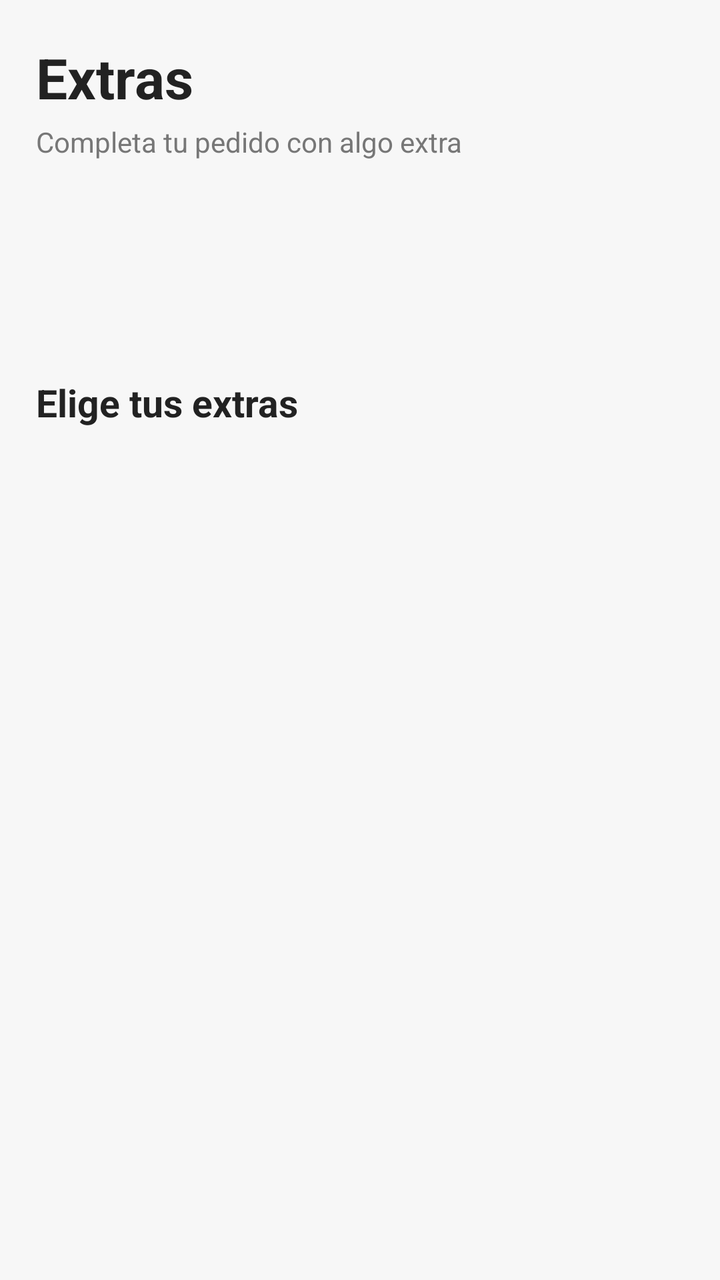
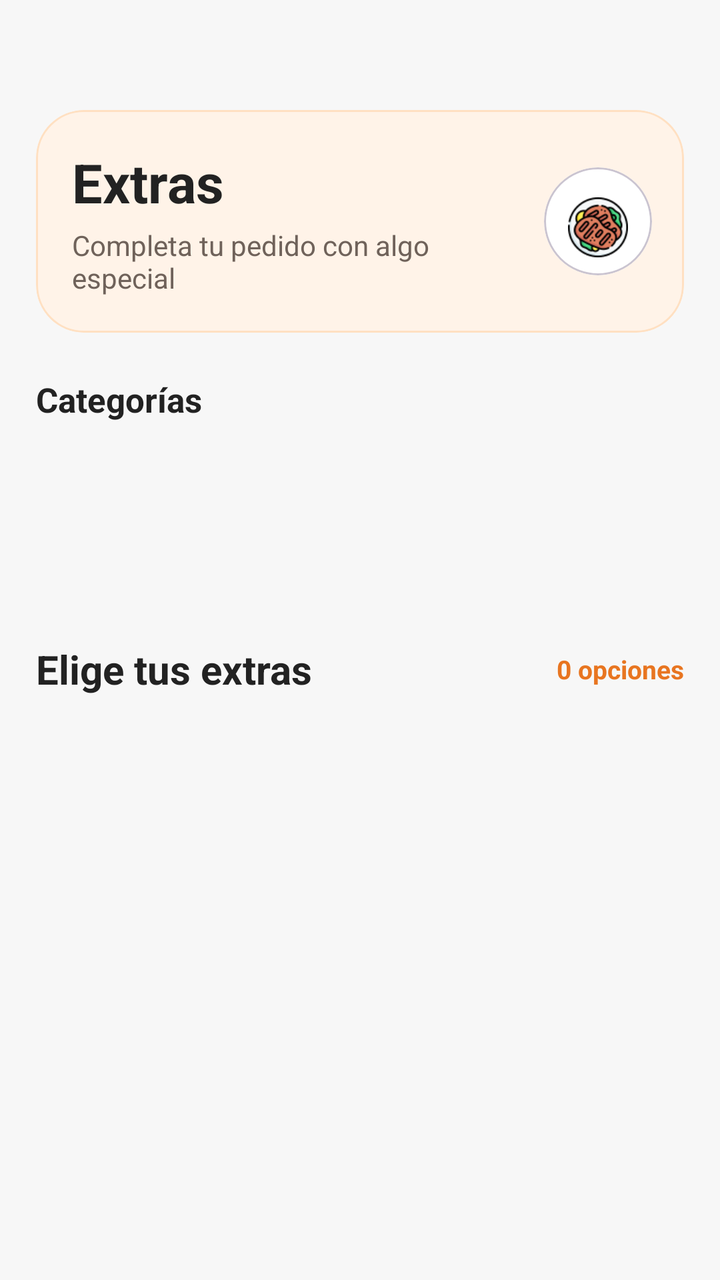

Screens rendered from an Android XML layout before and after an edit, with the pre-edit source and the edit as a unified diff.
<!-- AndroidManifest.xml: application theme Theme.AppZetaR -->
<!-- res/layout/activity_extras.xml -->
<?xml version="1.0" encoding="utf-8"?>
<FrameLayout
    xmlns:android="http://schemas.android.com/apk/res/android"
    xmlns:app="http://schemas.android.com/apk/res-auto"
    xmlns:tools="http://schemas.android.com/tools"

    android:id="@+id/main"
    android:layout_width="match_parent"
    android:layout_height="match_parent"
    android:background="#F7F7F7"
    tools:context=".Usuario.ActivityExtras">

    <LinearLayout
        android:layout_width="match_parent"
        android:layout_height="match_parent"
        android:orientation="vertical"
        android:paddingStart="18dp"
        android:paddingEnd="18dp"
        android:paddingTop="20dp"
        android:paddingBottom="20dp">

        

        <TextView
            android:layout_width="match_parent"
            android:layout_height="wrap_content"
            android:text="Extras"
            android:textColor="#222222"
            android:textSize="28sp"
            android:textStyle="bold" />

        <TextView
            android:layout_width="match_parent"
            android:layout_height="wrap_content"
            android:layout_marginTop="4dp"
            android:text="Completa tu pedido con algo extra"
            android:textColor="#777777"
            android:textSize="14sp" />

        

        <androidx.recyclerview.widget.RecyclerView
            android:id="@+id/rvCategorias"
            android:layout_width="match_parent"
            android:layout_height="82dp"
            android:layout_marginTop="18dp"
            android:clipToPadding="false"
            android:paddingStart="2dp"
            android:paddingEnd="2dp" />

        

        <TextView
            android:layout_width="match_parent"
            android:layout_height="wrap_content"
            android:layout_marginTop="8dp"
            android:text="Elige tus extras"
            android:textColor="#222222"
            android:textSize="19sp"
            android:textStyle="bold" />

        

        <androidx.recyclerview.widget.RecyclerView
            android:id="@+id/rvExtras"
            android:layout_width="match_parent"
            android:layout_height="0dp"
            android:layout_weight="1"
            android:layout_marginTop="10dp"
            android:clipToPadding="false"
            android:paddingBottom="10dp"
            tools:listitem="@layout/item_extra" />

        

        <TextView
            android:id="@+id/tvSinExtras"
            android:layout_width="match_parent"
            android:layout_height="wrap_content"
            android:gravity="center"
            android:text="No hay extras disponibles"
            android:textColor="#888888"
            android:textSize="15sp"
            android:visibility="gone" />

    </LinearLayout>

    

    <ProgressBar
        android:id="@+id/progressBar"
        android:layout_width="45dp"
        android:layout_height="45dp"
        android:layout_gravity="center" />

</FrameLayout>
<!-- res/layout/item_extra.xml (included above) -->
<?xml version="1.0" encoding="utf-8"?>
<com.google.android.material.card.MaterialCardView
    xmlns:android="http://schemas.android.com/apk/res/android"
    xmlns:app="http://schemas.android.com/apk/res-auto"

    android:layout_width="match_parent"
    android:layout_height="78dp"
    android:layout_marginStart="12dp"
    android:layout_marginEnd="12dp"
    android:layout_marginBottom="10dp"

    app:cardBackgroundColor="#FFFFFF"
    app:cardCornerRadius="16dp"
    app:cardElevation="2dp"
    app:strokeColor="#EEEEEE"
    app:strokeWidth="1dp">

    <LinearLayout
        android:layout_width="match_parent"
        android:layout_height="match_parent"
        android:gravity="center_vertical"
        android:orientation="horizontal"
        android:paddingStart="14dp"
        android:paddingEnd="14dp">

        <ImageView
            android:id="@+id/imgExtra"
            android:layout_width="48dp"
            android:layout_height="48dp"
            android:contentDescription="@null"
            android:scaleType="centerInside" />

        <LinearLayout
            android:layout_width="0dp"
            android:layout_height="wrap_content"
            android:layout_marginStart="14dp"
            android:layout_weight="1"
            android:orientation="vertical">

            <TextView
                android:id="@+id/tvNombreExtra"
                android:layout_width="wrap_content"
                android:layout_height="wrap_content"
                android:text="Inca Kola"
                android:textColor="#202020"
                android:textSize="15sp"
                android:textStyle="bold" />

            <TextView
                android:id="@+id/tvPrecioExtra"
                android:layout_width="wrap_content"
                android:layout_height="wrap_content"
                android:layout_marginTop="3dp"
                android:text="S/ 4.00"
                android:textColor="#FF9500"
                android:textSize="14sp"
                android:textStyle="bold" />

        </LinearLayout>

        <com.google.android.material.floatingactionbutton.FloatingActionButton
            android:id="@+id/btnAgregarExtra"
            android:layout_width="42dp"
            android:layout_height="42dp"
            android:contentDescription="Agregar extra"
            android:src="@drawable/ic_add"
            app:backgroundTint="#FF9500"
            app:fabCustomSize="42dp"
            app:maxImageSize="20dp"
            app:tint="#FFFFFF" />

    </LinearLayout>

</com.google.android.material.card.MaterialCardView>
<!-- resources referenced by this layout -->
<resources>
  <!-- drawable ic_add (drawable) -->
  <vector xmlns:android="http://schemas.android.com/apk/res/android"
      android:width="24dp"
      android:height="24dp"
      android:viewportWidth="24"
      android:viewportHeight="24">
  
      <path
          android:fillColor="#FFFFFFFF"
          android:pathData="M19,13H13V19H11V13H5V11H11V5H13V11H19V13Z" />
  
  </vector>
  <style name="Theme.AppZetaR" parent="Base.Theme.AppZetaR" />
  <style name="Base.Theme.AppZetaR" parent="Theme.Material3.DayNight.NoActionBar">
          
          
      </style>
</resources>

<!-- the commit's change to res/layout/activity_extras.xml (unified diff, before → after) -->
@@ -1,131 +1,255 @@
 <?xml version="1.0" encoding="utf-8"?>
-<FrameLayout
-    xmlns:android="http://schemas.android.com/apk/res/android"
+<FrameLayout xmlns:android="http://schemas.android.com/apk/res/android"
     xmlns:app="http://schemas.android.com/apk/res-auto"
     xmlns:tools="http://schemas.android.com/tools"
-
     android:id="@+id/main"
     android:layout_width="match_parent"
     android:layout_height="match_parent"
     android:background="#F7F7F7"
     tools:context=".Usuario.ActivityExtras">
 
-    <LinearLayout
+    <androidx.core.widget.NestedScrollView
         android:layout_width="match_parent"
         android:layout_height="match_parent"
-        android:orientation="vertical"
-        android:paddingStart="18dp"
-        android:paddingEnd="18dp"
-        android:paddingTop="20dp"
-        android:paddingBottom="20dp">
-
-        
-
-        <TextView
+        android:clipToPadding="false"
+        android:fillViewport="true"
+        android:overScrollMode="never"
+        android:scrollbars="none">
+
+        <LinearLayout
             android:layout_width="match_parent"
             android:layout_height="wrap_content"
-            android:text="Extras"
-            android:textColor="#222222"
-            android:textSize="28sp"
-            android:textStyle="bold" />
-
-        <TextView
-            android:layout_width="match_parent"
-            android:layout_height="wrap_content"
-            android:layout_marginTop="4dp"
-            android:text="Completa tu pedido con algo extra"
-            android:textColor="#777777"
-            android:textSize="14sp" />
-
-        
-
-        <androidx.recyclerview.widget.RecyclerView
-            android:id="@+id/rvCategorias"
-            android:layout_width="match_parent"
-            android:layout_height="82dp"
-            android:layout_marginTop="18dp"
-            android:clipToPadding="false"
-            android:paddingStart="2dp"
-            android:paddingEnd="2dp" />
-
-        
-
-        <TextView
-            android:layout_width="match_parent"
-            android:layout_height="wrap_content"
-            android:layout_marginTop="8dp"
-            android:text="Elige tus extras"
-            android:textColor="#222222"
-            android:textSize="19sp"
-            android:textStyle="bold" />
-
-        
-
-        <androidx.recyclerview.widget.RecyclerView
-            android:id="@+id/rvExtras"
-            android:layout_width="match_parent"
-            android:layout_height="0dp"
-            android:layout_weight="1"
-            android:layout_marginTop="10dp"
-            android:clipToPadding="false"
-            android:paddingBottom="10dp"
-            tools:listitem="@layout/item_extra" />
-
-        
-
-        <TextView
-            android:id="@+id/tvSinExtras"
-            android:layout_width="match_parent"
-            android:layout_height="wrap_content"
-            android:gravity="center"
-            android:text="No hay extras disponibles"
-            android:textColor="#888888"
-            android:textSize="15sp"
-            android:visibility="gone" />
-
-    </LinearLayout>
-
-    
+            android:orientation="vertical"
+            android:paddingStart="18dp"
+            android:paddingTop="55dp"
+            android:paddingEnd="18dp"
+            android:paddingBottom="28dp">
+
+            <com.google.android.material.card.MaterialCardView
+                android:layout_width="match_parent"
+                android:layout_height="wrap_content"
+                app:cardBackgroundColor="#FFF3E8"
+                app:cardCornerRadius="24dp"
+                app:cardElevation="0dp"
+                app:strokeColor="#FFE0C2"
+                app:strokeWidth="1dp">
+
+                <LinearLayout
+                    android:layout_width="match_parent"
+                    android:layout_height="wrap_content"
+                    android:gravity="center_vertical"
+                    android:orientation="horizontal"
+                    android:paddingStart="18dp"
+                    android:paddingTop="18dp"
+                    android:paddingEnd="16dp"
+                    android:paddingBottom="18dp">
+
+                    <LinearLayout
+                        android:layout_width="0dp"
+                        android:layout_height="wrap_content"
+                        android:layout_weight="1"
+                        android:orientation="vertical">
+
+                        <TextView
+                            android:layout_width="match_parent"
+                            android:layout_height="wrap_content"
+                            android:text="Extras"
+                            android:textColor="#222222"
+                            android:textSize="27sp"
+                            android:textStyle="bold" />
+
+                        <TextView
+                            android:layout_width="match_parent"
+                            android:layout_height="wrap_content"
+                            android:layout_marginTop="4dp"
+                            android:text="Completa tu pedido con algo especial"
+                            android:textColor="#6F625A"
+                            android:textSize="14sp" />
+                    </LinearLayout>
+
+                    <com.google.android.material.card.MaterialCardView
+                        android:layout_width="54dp"
+                        android:layout_height="54dp"
+                        android:layout_marginStart="12dp"
+                        app:cardBackgroundColor="#FFFFFF"
+                        app:cardCornerRadius="27dp"
+                        app:cardElevation="0dp">
+
+                        <ImageView
+                            android:layout_width="30dp"
+                            android:layout_height="30dp"
+                            android:layout_gravity="center"
+                            android:contentDescription="Extras"
+                            android:scaleType="centerInside"
+                            android:src="@drawable/ic_extra"
+                            android:translationY="3dp" />
+                    </com.google.android.material.card.MaterialCardView>
+                </LinearLayout>
+            </com.google.android.material.card.MaterialCardView>
+
+            <TextView
+                android:layout_width="match_parent"
+                android:layout_height="wrap_content"
+                android:layout_marginTop="22dp"
+                android:text="Categorías"
+                android:textColor="#222222"
+                android:textSize="17sp"
+                android:textStyle="bold" />
+
+            <androidx.recyclerview.widget.RecyclerView
+                android:id="@+id/rvCategorias"
+                android:layout_width="match_parent"
+                android:layout_height="wrap_content"
+                android:layout_marginTop="10dp"
+                android:clipToPadding="false"
+                android:minHeight="82dp"
+                android:overScrollMode="never"
+                android:paddingStart="2dp"
+                android:paddingEnd="2dp"
+                android:scrollbars="none" />
+
+            <LinearLayout
+                android:layout_width="match_parent"
+                android:layout_height="wrap_content"
+                android:layout_marginTop="18dp"
+                android:gravity="center_vertical"
+                android:orientation="horizontal">
+
+                <TextView
+                    android:layout_width="0dp"
+                    android:layout_height="wrap_content"
+                    android:layout_weight="1"
+                    android:text="Elige tus extras"
+                    android:textColor="#222222"
+                    android:textSize="20sp"
+                    android:textStyle="bold" />
+
+                <TextView
+                    android:id="@+id/tvCantidadExtras"
+                    android:layout_width="wrap_content"
+                    android:layout_height="wrap_content"
+                    android:text="0 opciones"
+                    android:textColor="#E87520"
+                    android:textSize="13sp"
+                    android:textStyle="bold" />
+            </LinearLayout>
+
+            <FrameLayout
+                android:layout_width="match_parent"
+                android:layout_height="wrap_content"
+                android:layout_marginTop="10dp"
+                android:minHeight="220dp">
+
+                <androidx.recyclerview.widget.RecyclerView
+                    android:id="@+id/rvExtras"
+                    android:layout_width="match_parent"
+                    android:layout_height="wrap_content"
+                    android:clipToPadding="false"
+                    android:nestedScrollingEnabled="false"
+                    android:overScrollMode="never"
+                    android:paddingTop="2dp"
+                    android:paddingBottom="16dp"
+                    android:scrollbars="none"
+                    tools:listitem="@layout/item_extra" />
+
+                <LinearLayout
+                    android:id="@+id/estadoSinExtras"
+                    android:layout_width="match_parent"
+                    android:layout_height="240dp"
+                    android:gravity="center"
+                    android:orientation="vertical"
+                    android:paddingStart="28dp"
+                    android:paddingEnd="28dp"
+                    android:visibility="gone">
+
+                    <com.google.android.material.card.MaterialCardView
+                        android:layout_width="76dp"
+                        android:layout_height="76dp"
+                        app:cardBackgroundColor="#FFF3E8"
+                        app:cardCornerRadius="38dp"
+                        app:cardElevation="0dp">
+
+                        <ImageView
+                            android:layout_width="40dp"
+                            android:layout_height="40dp"
+                            android:layout_gravity="center"
+                            android:contentDescription="Sin extras"
+                            android:scaleType="centerInside"
+                            android:src="@drawable/ic_extra" />
+                    </com.google.android.material.card.MaterialCardView>
+
+                    <TextView
+                        android:id="@+id/tvSinExtras"
+                        android:layout_width="match_parent"
+                        android:layout_height="wrap_content"
+                        android:layout_marginTop="16dp"
+                        android:gravity="center"
+                        android:text="No hay extras disponibles"
+                        android:textColor="#333333"
+                        android:textSize="17sp"
+                        android:textStyle="bold" />
+
+                    <TextView
+                        android:layout_width="match_parent"
+                        android:layout_height="wrap_content"
+                        android:layout_marginTop="6dp"
+                        android:gravity="center"
+                        android:text="Prueba seleccionando otra categoría"
+                        android:textColor="#888888"
+                        android:textSize="14sp" />
+                </LinearLayout>
+            </FrameLayout>
+        </LinearLayout>
+
+    </androidx.core.widget.NestedScrollView>
 
     <ProgressBar
         android:id="@+id/progressBar"
         android:layout_width="45dp"
         android:layout_height="45dp"
-        android:layout_gravity="center" />
-
+        android:layout_gravity="center"
+        android:visibility="gone" />
 </FrameLayout>
 <!-- res/layout/item_extra.xml (included above) -->
 <?xml version="1.0" encoding="utf-8"?>
 <com.google.android.material.card.MaterialCardView
     xmlns:android="http://schemas.android.com/apk/res/android"
     xmlns:app="http://schemas.android.com/apk/res-auto"
-
     android:layout_width="match_parent"
-    android:layout_height="78dp"
-    android:layout_marginStart="12dp"
-    android:layout_marginEnd="12dp"
-    android:layout_marginBottom="10dp"
-
+    android:layout_height="wrap_content"
+    android:layout_marginStart="2dp"
+    android:layout_marginTop="5dp"
+    android:layout_marginEnd="2dp"
+    android:layout_marginBottom="7dp"
+    android:minHeight="94dp"
     app:cardBackgroundColor="#FFFFFF"
-    app:cardCornerRadius="16dp"
-    app:cardElevation="2dp"
-    app:strokeColor="#EEEEEE"
+    app:cardCornerRadius="18dp"
+    app:cardElevation="1dp"
+    app:strokeColor="#ECECEC"
     app:strokeWidth="1dp">
 
     <LinearLayout
         android:layout_width="match_parent"
-        android:layout_height="match_parent"
+        android:layout_height="wrap_content"
         android:gravity="center_vertical"
         android:orientation="horizontal"
-        android:paddingStart="14dp"
-        android:paddingEnd="14dp">
-
-        <ImageView
-            android:id="@+id/imgExtra"
-            android:layout_width="48dp"
-            android:layout_height="48dp"
-            android:contentDescription="@null"
-            android:scaleType="centerInside" />
+        android:padding="12dp">
+
+        <com.google.android.material.card.MaterialCardView
+            android:layout_width="64dp"
+            android:layout_height="64dp"
+            app:cardBackgroundColor="#FFF5EC"
+            app:cardCornerRadius="16dp"
+            app:cardElevation="0dp">
+
+            <ImageView
+                android:id="@+id/imgExtra"
+                android:layout_width="44dp"
+                android:layout_height="44dp"
+                android:layout_gravity="center"
+                android:contentDescription="Imagen del extra"
+                android:scaleType="centerInside" />
+        </com.google.android.material.card.MaterialCardView>
 
         <LinearLayout
             android:layout_width="0dp"
@@ -136,36 +260,48 @@
 
             <TextView
                 android:id="@+id/tvNombreExtra"
-                android:layout_width="wrap_content"
-                android:layout_height="wrap_content"
+                android:layout_width="match_parent"
+                android:layout_height="wrap_content"
+                android:ellipsize="end"
+                android:maxLines="2"
                 android:text="Inca Kola"
                 android:textColor="#202020"
-                android:textSize="15sp"
+                android:textSize="16sp"
                 android:textStyle="bold" />
+
+            <TextView
+                android:layout_width="wrap_content"
+                android:layout_height="wrap_content"
+                android:layout_marginTop="3dp"
+                android:text="Complemento"
+                android:textColor="#8A8A8A"
+                android:textSize="12sp" />
 
             <TextView
                 android:id="@+id/tvPrecioExtra"
                 android:layout_width="wrap_content"
                 android:layout_height="wrap_content"
-                android:layout_marginTop="3dp"
+                android:layout_marginTop="5dp"
                 android:text="S/ 4.00"
-                android:textColor="#FF9500"
-                android:textSize="14sp"
+                android:textColor="#E87520"
+                android:textSize="15sp"
                 android:textStyle="bold" />
-
         </LinearLayout>
 
-        <com.google.android.material.floatingactionbutton.FloatingActionButton
+        <com.google.android.material.button.MaterialButton
             android:id="@+id/btnAgregarExtra"
-            android:layout_width="42dp"
-            android:layout_height="42dp"
+            android:layout_width="48dp"
+            android:layout_height="48dp"
+            android:layout_marginStart="8dp"
             android:contentDescription="Agregar extra"
-            android:src="@drawable/ic_add"
-            app:backgroundTint="#FF9500"
-            app:fabCustomSize="42dp"
-            app:maxImageSize="20dp"
-            app:tint="#FFFFFF" />
-
+            android:minWidth="48dp"
+            android:minHeight="48dp"
+            android:padding="0dp"
+            android:text="+"
+            android:textColor="#FFFFFF"
+            android:textSize="22sp"
+            android:textStyle="bold"
+            app:backgroundTint="#E87520"
+            app:cornerRadius="24dp" />
     </LinearLayout>
-
 </com.google.android.material.card.MaterialCardView>
<!-- resource entries referenced after the edit -->
@@ -1,17 +1,6 @@
 <!-- resources referenced by this layout -->
 <resources>
-  <!-- drawable ic_add (drawable) -->
-  <vector xmlns:android="http://schemas.android.com/apk/res/android"
-      android:width="24dp"
-      android:height="24dp"
-      android:viewportWidth="24"
-      android:viewportHeight="24">
-  
-      <path
-          android:fillColor="#FFFFFFFF"
-          android:pathData="M19,13H13V19H11V13H5V11H11V5H13V11H19V13Z" />
-  
-  </vector>
+  <!-- drawable ic_extra: png bitmap (drawable, 8361 bytes) -->
   <style name="Theme.AppZetaR" parent="Base.Theme.AppZetaR" />
   <style name="Base.Theme.AppZetaR" parent="Theme.Material3.DayNight.NoActionBar">
           
